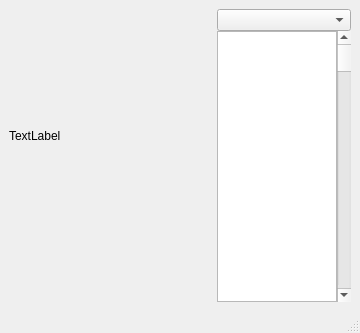
First picture: the form in gui/ai.ui, repository Goby56/gymnasiearbete, before the edit.
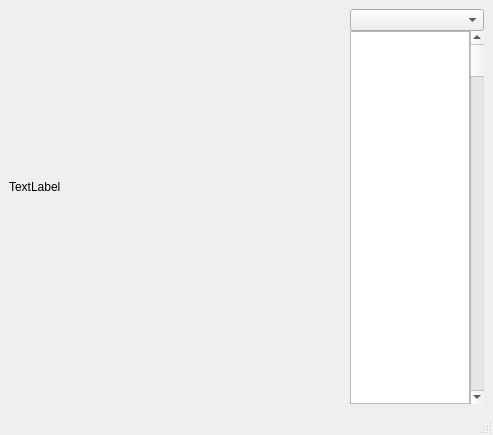
Second picture: the form after the edit.

What changed in the file:
```diff
--- a/gui/ai.ui
+++ b/gui/ai.ui
@@ -6,8 +6,8 @@
    <rect>
     <x>0</x>
     <y>0</y>
-    <width>360</width>
-    <height>333</height>
+    <width>493</width>
+    <height>435</height>
    </rect>
   </property>
   <property name="windowTitle">
@@ -17,6 +17,9 @@
    <bool>false</bool>
   </property>
   <widget class="QWidget" name="centralwidget">
+   <property name="enabled">
+    <bool>true</bool>
+   </property>
    <layout class="QHBoxLayout" name="horizontalLayout">
     <item>
      <layout class="QHBoxLayout" name="horizontalLayout_2">
```
